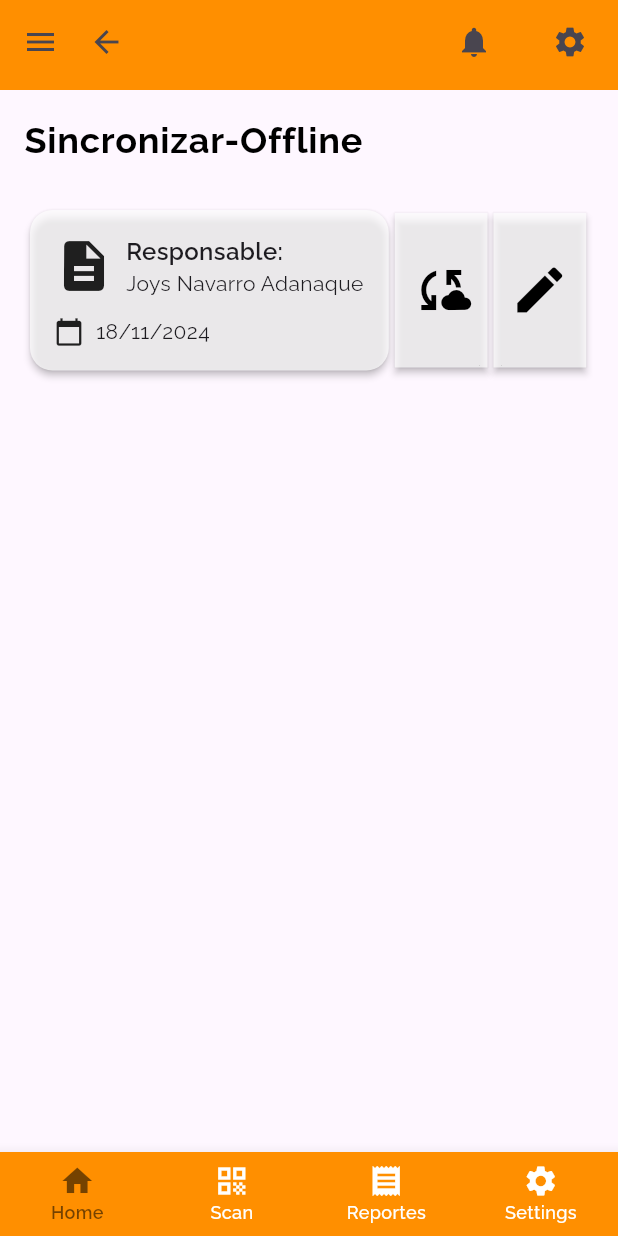
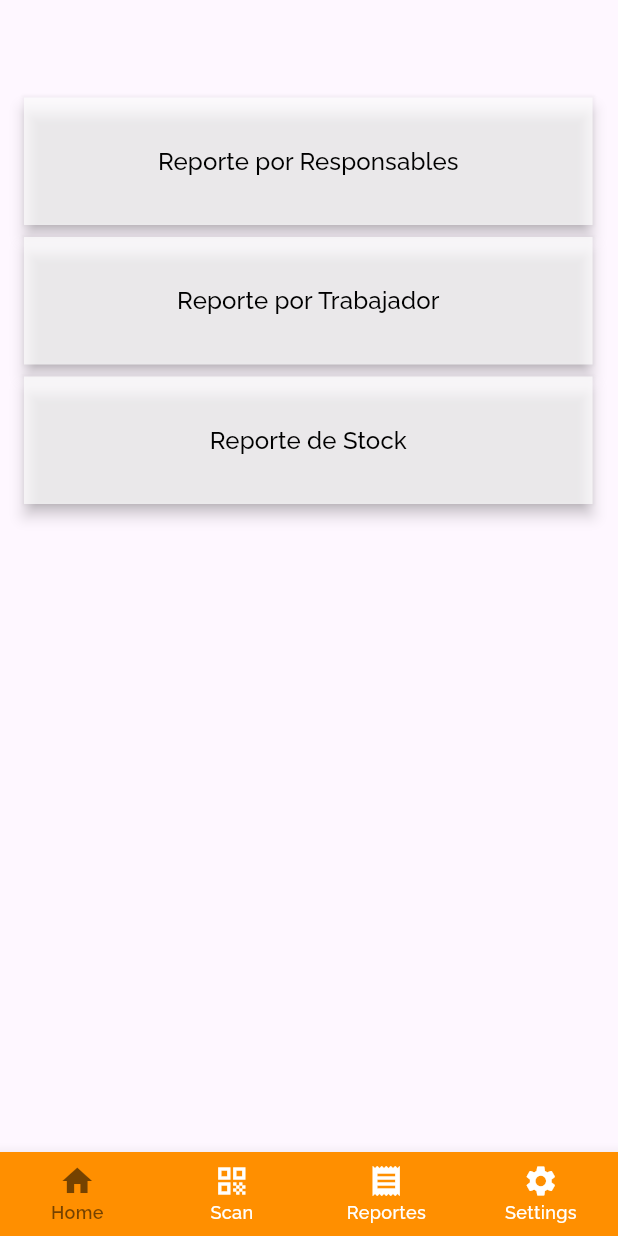
Before and after one commit to DesarrolladorTIEco/aida-mobile, a Flutter app: the screen it shows after launch, on a phone screen of 412 x 824 dp. Run offline on Flutter 3.47's test engine with Material 3 defaults, Android fonts, the phone set to English and light mode, and no system bars; our stand-ins replace google_fonts.

Commit message:
xmas_log añadido correctamente

```diff
--- a/lib/main.dart
+++ b/lib/main.dart
@@ -3,6 +3,7 @@ import 'ui/screens/login.dart';
 import 'ui/screens/welcome.dart';
 import 'ui/screens/christmas/menu.dart';
 import 'ui/screens/christmas/sync_off.dart';
+import 'ui/screens/christmas/xmas_log.dart';
 
 void main() => runApp(MyApp());
 
@@ -16,7 +17,7 @@ class MyApp extends StatelessWidget {
       initialRoute: '/',
       routes: {
         // '/': (context) => LoginPage(),
-        '/': (context) => SyncScreen(),
+        '/': (context) => XMasMenu(),
       },
     );
   }
--- a/lib/ui/screens/christmas/xmas_log.dart
+++ b/lib/ui/screens/christmas/xmas_log.dart
@@ -0,0 +1,137 @@
+import 'package:flutter/material.dart';
+import '../../widgets/navbar_widget.dart';
+import 'package:google_fonts/google_fonts.dart';
+
+class XMasMenu extends StatefulWidget {
+  const XMasMenu({super.key}); // Agregado punto y coma aquí
+
+  @override
+  _XMasMenuState createState() => _XMasMenuState();
+}
+
+class _XMasMenuState extends State<XMasMenu> {
+  int _selectedIndex = 0;
+
+  void _onItemTapped(int index) {
+    setState(() {
+      _selectedIndex = index;
+    });
+  }
+
+  @override
+  Widget build(BuildContext context) {
+    return Scaffold(
+      // appBar: PreferredSize(
+      //   preferredSize: const Size.fromHeight(60.0),
+      //   child: const TopNavBarScreen(),
+      // ),
+      body: Column(
+        crossAxisAlignment: CrossAxisAlignment.start,
+        children: [
+          const SizedBox(height: 65),
+
+          // Layout con Row para los botones
+          Padding(
+            padding: const EdgeInsets.symmetric(horizontal: 16.0),
+            child: Column(
+              children: [
+                // Primer botón: Reporte por Responsables
+                Container(
+                  height: 85, // Altura del botón
+                  width: MediaQuery.of(context).size.width * 0.92, // 92% ancho
+                  margin: const EdgeInsets.only(bottom: 8.0), // Espacio entre botones
+                  child: ElevatedButton(
+                    onPressed: () {
+                      print("Reporte por Responsables presionado");
+                    },
+                    style: ElevatedButton.styleFrom(
+                      padding: EdgeInsets.zero,
+                      foregroundColor: Colors.black54,
+                      backgroundColor: Colors.white70, // Color del texto
+                      shape: RoundedRectangleBorder(
+                        borderRadius: BorderRadius.zero, // Sin borde redondeado
+                      ),
+                      elevation: 4, // Elevación para sombra
+                    ),
+                    child: Center(
+                      child: Text(
+                        "Reporte por Responsables",
+                        style: GoogleFonts.raleway(
+                          fontSize: 16,
+                          fontWeight: FontWeight.w500,
+                          color: Colors.black,
+                        ),
+                      ),
+                    ),
+                  ),
+                ),
+
+                // Segundo botón: Reporte por Trabajador
+                Container(
+                  height: 85, // Altura del botón
+                  width: MediaQuery.of(context).size.width * 0.92, // 92% ancho
+                  margin: const EdgeInsets.only(bottom: 8.0), // Espacio entre botones
+                  child: ElevatedButton(
+                    onPressed: () {
+                      print("Reporte por Trabajador presionado");
+                    },
+                    style: ElevatedButton.styleFrom(
+                      padding: EdgeInsets.zero,
+                      foregroundColor: Colors.black54,
+                      backgroundColor: Colors.white70, // Color del texto
+                      shape: RoundedRectangleBorder(
+                        borderRadius: BorderRadius.zero, // Sin borde redondeado
+                      ),
+                      elevation: 4, // Elevación para sombra
+                    ),
+                    child: Center(
+                      child: Text(
+                        "Reporte por Trabajador",
+                        style: GoogleFonts.raleway(
+                          fontSize: 16,
+                          fontWeight: FontWeight.w500,
+                          color: Colors.black,
+                        ),
+                      ),
+                    ),
+                  ),
+                ),
+
+                // Tercer botón: Reporte de Stock
+                Container(
+                  height: 85, // Altura del botón
+                  width: MediaQuery.of(context).size.width * 0.92, // 92% ancho
+                  child: ElevatedButton(
+                    onPressed: () {
+                      print("Reporte de Stock presionado");
+                    },
+                    style: ElevatedButton.styleFrom(
+                      padding: EdgeInsets.zero,
+                      foregroundColor: Colors.black54,
+                      backgroundColor: Colors.white70, // Color del texto
+                      shape: RoundedRectangleBorder(
+                        borderRadius: BorderRadius.zero, // Sin borde redondeado
+                      ),
+                      elevation: 4, // Elevación para sombra
+                    ),
+                    child: Center(
+                      child: Text(
+                        "Reporte de Stock",
+                        style: GoogleFonts.raleway(
+                          fontSize: 16,
+                          fontWeight: FontWeight.w500,
+                          color: Colors.black,
+                        ),
+                      ),
+                    ),
+                  ),
+                ),
+              ],
+            ),
+          ),
+        ],
+      ),
+      bottomNavigationBar: const BottomNavBarScreen(), // Usando BottomNavBarScreen
+    );
+  }
+}
```
Also changed, not shown: lib/ui/screens/christmas/sync_off.dart (+0 -10 lines).
